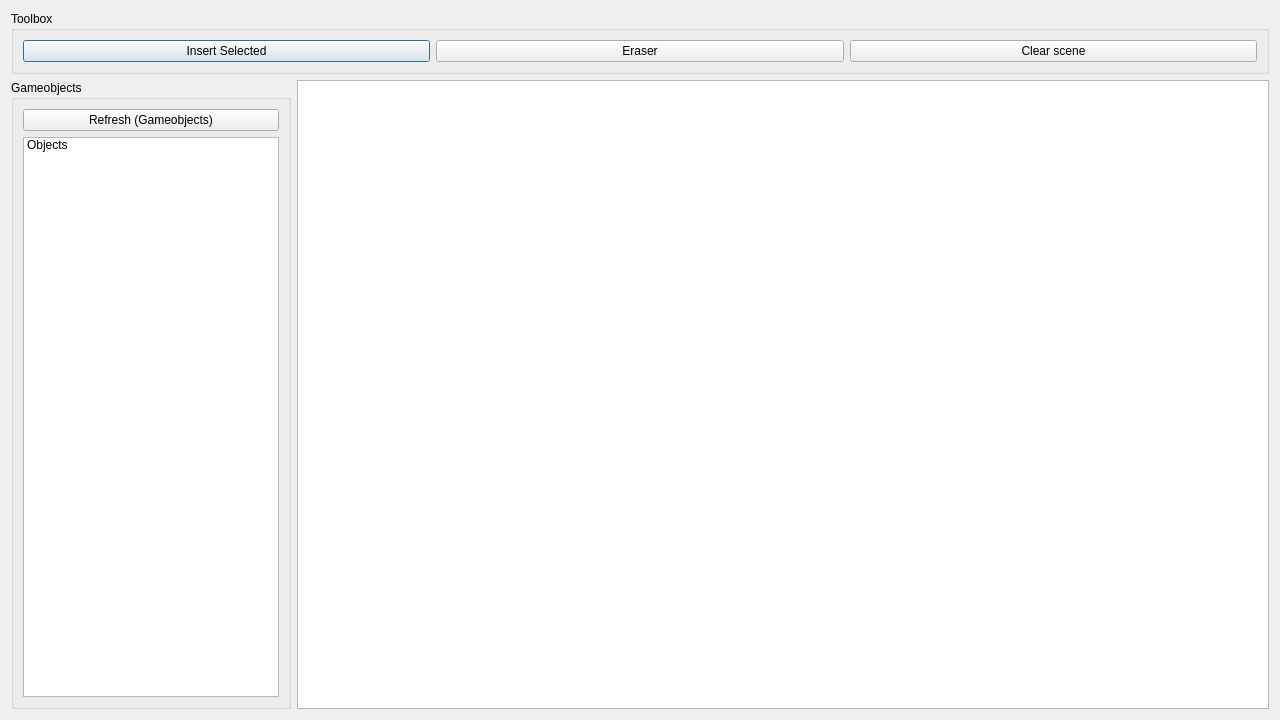
Old version of the form CookieEngine-SceneCreator/scenecreator.ui in the repository ErnestsEida/CookieEngine-SceneEditor.
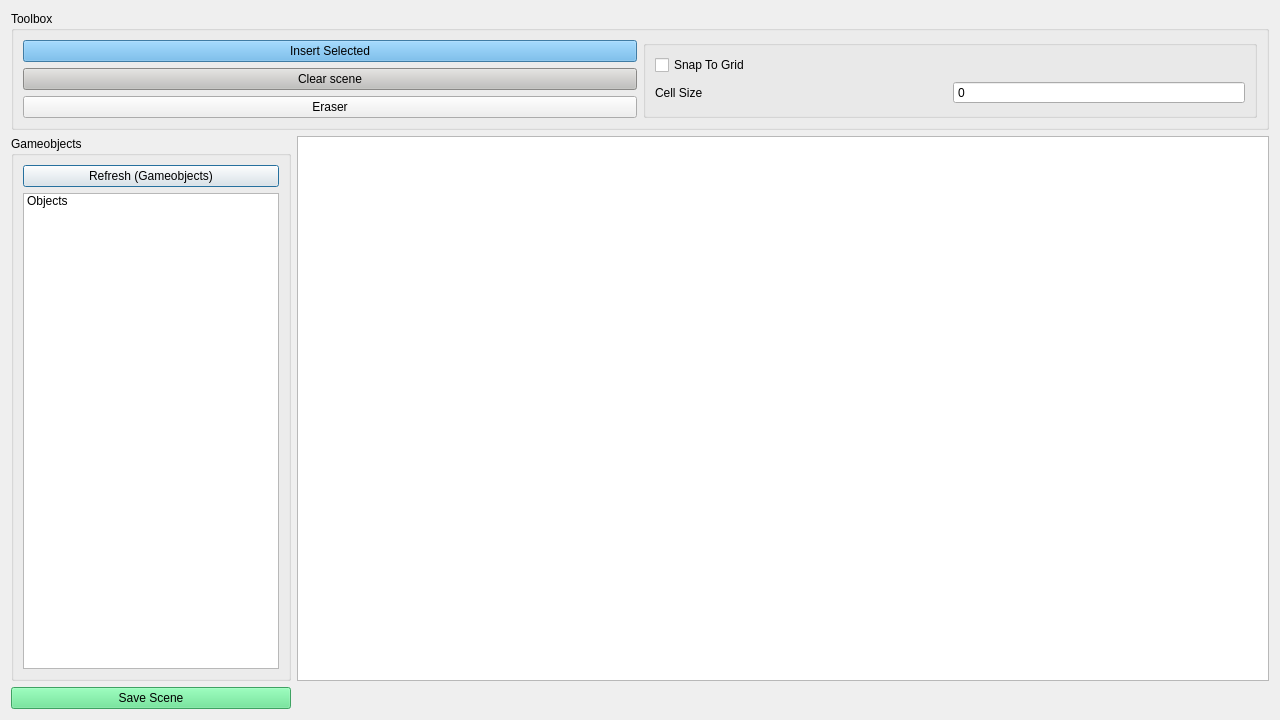
New version of the form.

What changed in the file:
```diff
--- a/CookieEngine-SceneCreator/scenecreator.ui
+++ b/CookieEngine-SceneCreator/scenecreator.ui
@@ -14,34 +14,11 @@
    <string>Dialog</string>
   </property>
   <layout class="QGridLayout" name="gridLayout">
-   <item row="0" column="0" colspan="2">
-    <widget class="QGroupBox" name="groupBox">
-     <property name="title">
-      <string>Toolbox</string>
+   <item row="3" column="1">
+    <widget class="QLabel" name="statusLabel">
+     <property name="text">
+      <string/>
      </property>
-     <layout class="QGridLayout" name="gridLayout_2">
-      <item row="0" column="0">
-       <widget class="QPushButton" name="insertButton">
-        <property name="text">
-         <string>Insert Selected</string>
-        </property>
-       </widget>
-      </item>
-      <item row="0" column="1">
-       <widget class="QPushButton" name="eraserButton">
-        <property name="text">
-         <string>Eraser</string>
-        </property>
-       </widget>
-      </item>
-      <item row="0" column="2">
-       <widget class="QPushButton" name="clearButton">
-        <property name="text">
-         <string>Clear scene</string>
-        </property>
-       </widget>
-      </item>
-     </layout>
     </widget>
    </item>
    <item row="1" column="1">
@@ -78,6 +55,88 @@
      </layout>
     </widget>
    </item>
+   <item row="0" column="0" colspan="2">
+    <widget class="QGroupBox" name="groupBox">
+     <property name="title">
+      <string>Toolbox</string>
+     </property>
+     <layout class="QGridLayout" name="gridLayout_2">
+      <item row="0" column="0">
+       <widget class="QPushButton" name="insertButton">
+        <property name="styleSheet">
+         <string notr="true">Background: rgb(90, 173, 230)</string>
+        </property>
+        <property name="text">
+         <string>Insert Selected</string>
+        </property>
+       </widget>
+      </item>
+      <item row="0" column="1" rowspan="3">
+       <widget class="QGroupBox" name="groupBox_3">
+        <property name="title">
+         <string/>
+        </property>
+        <layout class="QGridLayout" name="gridLayout_4">
+         <item row="2" column="0">
+          <widget class="QLabel" name="label">
+           <property name="text">
+            <string>Cell Size</string>
+           </property>
+          </widget>
+         </item>
+         <item row="2" column="1">
+          <widget class="QSpinBox" name="gridSize">
+           <property name="buttonSymbols">
+            <enum>QAbstractSpinBox::NoButtons</enum>
+           </property>
+           <property name="maximum">
+            <number>10000</number>
+           </property>
+          </widget>
+         </item>
+         <item row="1" column="0" colspan="2">
+          <widget class="QCheckBox" name="toggleGrid">
+           <property name="text">
+            <string>Snap To Grid</string>
+           </property>
+          </widget>
+         </item>
+        </layout>
+       </widget>
+      </item>
+      <item row="1" column="0">
+       <widget class="QPushButton" name="clearButton">
+        <property name="styleSheet">
+         <string notr="true">background: rgb(192, 191, 188)</string>
+        </property>
+        <property name="text">
+         <string>Clear scene</string>
+        </property>
+       </widget>
+      </item>
+      <item row="2" column="0">
+       <widget class="QPushButton" name="eraserButton">
+        <property name="text">
+         <string>Eraser</string>
+        </property>
+       </widget>
+      </item>
+     </layout>
+    </widget>
+   </item>
+   <item row="1" column="1">
+    <widget class="QGraphicsView" name="sceneEditor"/>
+   </item>
+   <item row="3" column="0">
+    <widget class="QPushButton" name="pushButton">
+     <property name="styleSheet">
+      <string notr="true">background: rgb(87, 227, 137)</string>
+     </property>
+     <property name="text">
+      <string>Save Scene</string>
+     </property>
+    </widget>
+   </item>
   </layout>
  </widget>
  <resources/>
```
Left out of the diff: 11 changed lines with no effect on the pictures.
